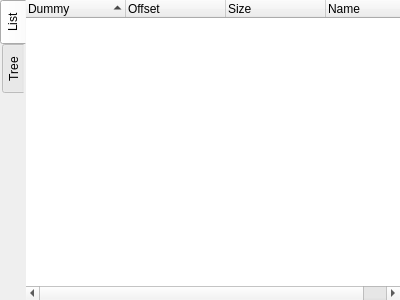
First picture: the form in src/widgets/functionswidget.ui, repository rizinorg/cutter, before the edit.
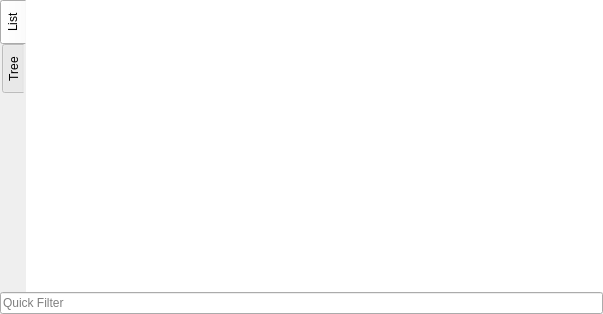
Second picture: the form after the edit.

Commit message: Refactor FunctionsWidget, new features and much more (#149)

```diff
--- a/src/widgets/functionswidget.ui
+++ b/src/widgets/functionswidget.ui
@@ -6,8 +6,8 @@
    <rect>
     <x>0</x>
     <y>0</y>
-    <width>400</width>
-    <height>300</height>
+    <width>603</width>
+    <height>314</height>
    </rect>
   </property>
   <property name="styleSheet">
@@ -67,23 +67,12 @@
          <number>0</number>
         </property>
         <item>
-         <widget class="QTreeWidget" name="functionsTreeWidget">
-          <property name="sizePolicy">
-           <sizepolicy hsizetype="Expanding" vsizetype="Expanding">
-            <horstretch>0</horstretch>
-            <verstretch>0</verstretch>
-           </sizepolicy>
-          </property>
-          <property name="font">
-           <font>
-            <pointsize>12</pointsize>
-           </font>
-          </property>
+         <widget class="QTreeView" name="functionsTreeView">
           <property name="contextMenuPolicy">
            <enum>Qt::CustomContextMenu</enum>
           </property>
           <property name="styleSheet">
-           <string notr="true">QTreeWidget::item
+           <string notr="true">QTreeView::item
 {
     padding-left:10px;
     padding-top: 1px;
@@ -91,20 +80,20 @@
     border-left: 10px;
 }
 
-QTreeWidget::item:hover
+QTreeView::item:hover
 {
     background: rgb(242, 246, 248);
     color: black;
 }
 
-QTreeWidget::item:selected
+QTreeView::item:selected
 {
     background: gray;
     color: white;
 }
 
-
-QToolTip {
+QToolTip 
+{
 	background-color: #444;
 	border: 3px solid #444;
 	color: rgb(232, 232, 232);
@@ -120,47 +109,12 @@
           <property name="sizeAdjustPolicy">
            <enum>QAbstractScrollArea::AdjustToContents</enum>
           </property>
-          <property name="alternatingRowColors">
-           <bool>false</bool>
-          </property>
           <property name="indentation">
-           <number>10</number>
-          </property>
-          <property name="uniformRowHeights">
-           <bool>false</bool>
+           <number>0</number>
           </property>
           <property name="sortingEnabled">
            <bool>true</bool>
           </property>
-          <property name="allColumnsShowFocus">
-           <bool>false</bool>
-          </property>
-          <property name="columnCount">
-           <number>4</number>
-          </property>
-          <attribute name="headerHighlightSections">
-           <bool>false</bool>
-          </attribute>
-          <column>
-           <property name="text">
-            <string>Dummy</string>
-           </property>
-          </column>
-          <column>
-           <property name="text">
-            <string>Offset</string>
-           </property>
-          </column>
-          <column>
-           <property name="text">
-            <string>Size</string>
-           </property>
-          </column>
-          <column>
-           <property name="text">
-            <string>Name</string>
-           </property>
-          </column>
          </widget>
         </item>
        </layout>
@@ -239,6 +193,13 @@
       </widget>
      </widget>
     </item>
+    <item>
+     <widget class="QLineEdit" name="filterLineEdit">
+      <property name="placeholderText">
+       <string>Quick Filter</string>
+      </property>
+     </widget>
+    </item>
    </layout>
   </widget>
   <action name="actionDisasAdd_comment">
```
Left out of the diff: 18 changed lines with no effect on the pictures. The commit also changes 28 other files.
